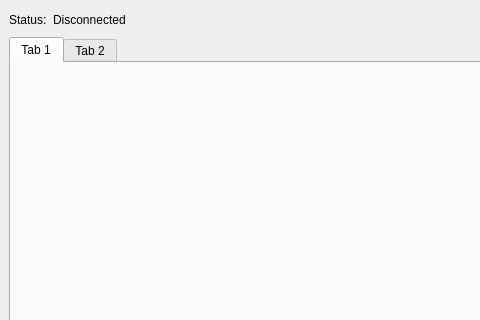
Before: the Qt Designer form Setter/setter/mainwindow.ui in baev-al/FPV, drawn with Qt 5; both pictures show x 0 to 480 and y 0 to 320 of the 1227 by 781 pixel window.
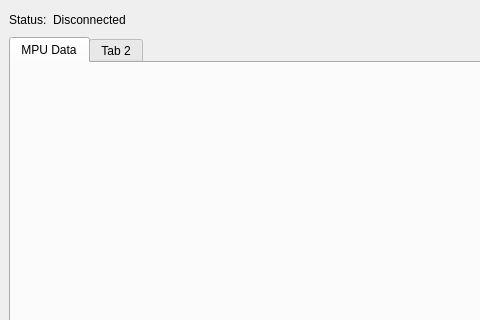
After: the same form once the commit is applied.

```diff
--- a/Setter/setter/mainwindow.ui
+++ b/Setter/setter/mainwindow.ui
@@ -114,7 +114,7 @@
        <widget class="QTabWidget" name="tabWidget">
         <widget class="QWidget" name="tab">
          <attribute name="title">
-          <string>Tab 1</string>
+          <string>MPU Data</string>
          </attribute>
         </widget>
         <widget class="QWidget" name="tab_2">
```
Left out of the diff: 10 changed lines with no effect on the pictures.
